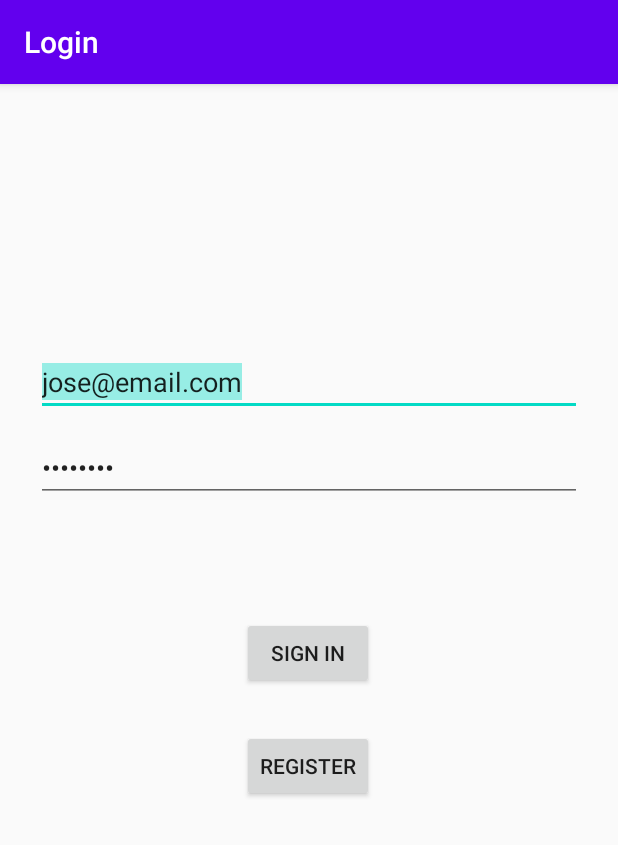
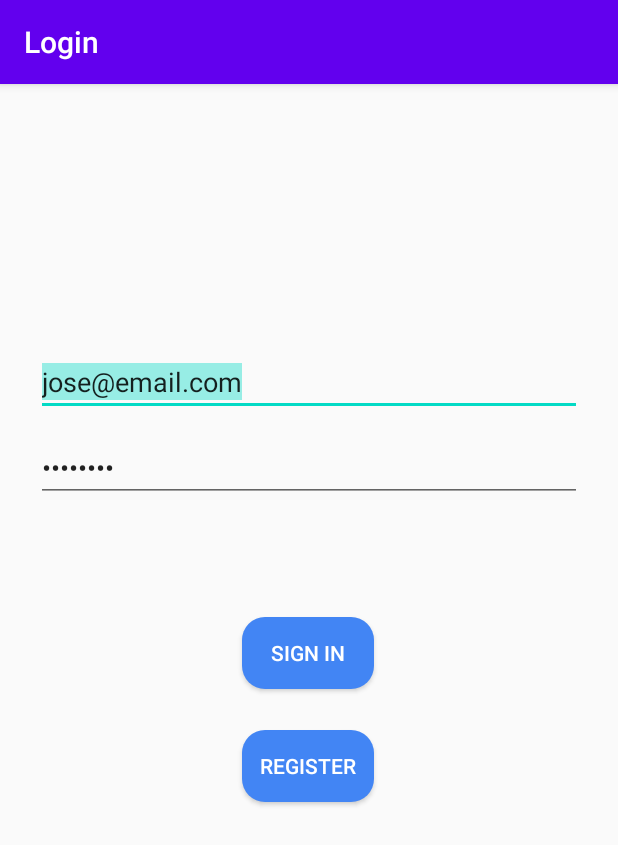
Before and after one commit to tomas99batista/Homies_Marketplace, an Android app: the screen it shows after launch (LoginActivity), on a phone screen of 412 x 824 dp. Shown: the top 845 px of the screen. Run offline under Robolectric (Android 15) with nearby library versions, the phone set to English and light mode, and no system bars.

Commit message:
android app changes

```diff
--- a/android/HomiesMarketPlaceApp/app/src/main/java/com/example/homiesmarketplaceapp/ui/search_results/SearchResultsFragment.java
+++ b/android/HomiesMarketPlaceApp/app/src/main/java/com/example/homiesmarketplaceapp/ui/search_results/SearchResultsFragment.java
@@ -130,10 +130,10 @@ public class SearchResultsFragment extends Fragment {
         adapter.setOnItemClickListener(new FeedAdapter.OnItemClickListener() {
             @Override
             public void onItemClick(int position) {
-                Log.d("event_id", Long.toString(placeList.get(position).getId()));
+                Log.d("placeId", Long.toString(placeList.get(position).getId()));
                 Log.d("clicked", Integer.toString(position));
                 Bundle bundle = new Bundle();
-                bundle.putLong("event_id", placeList.get(position).getId());
+                bundle.putLong("placeId", placeList.get(position).getId());
                 NavHostFragment.findNavController(SearchResultsFragment.this).navigate(R.id.search_results_to_details,bundle);
             }
 
--- a/android/HomiesMarketPlaceApp/app/src/main/res/layout/activity_login.xml
+++ b/android/HomiesMarketPlaceApp/app/src/main/res/layout/activity_login.xml
@@ -49,6 +49,8 @@
         android:layout_marginEnd="48dp"
         android:layout_marginBottom="64dp"
         android:enabled="true"
+        android:background="@drawable/button_search_shape"
+        android:textColor="#fff"
         android:text="Sign in"
         app:layout_constraintBottom_toBottomOf="parent"
         app:layout_constraintEnd_toEndOf="parent"
@@ -67,6 +69,8 @@
         android:layout_marginEnd="48dp"
         android:layout_marginBottom="64dp"
         android:enabled="true"
+        android:background="@drawable/button_search_shape"
+        android:textColor="#fff"
         android:text="Register"
         app:layout_constraintBottom_toBottomOf="parent"
         app:layout_constraintEnd_toEndOf="parent"
--- a/android/HomiesMarketPlaceApp/app/src/main/res/layout/activity_register.xml
+++ b/android/HomiesMarketPlaceApp/app/src/main/res/layout/activity_register.xml
@@ -81,6 +81,8 @@
         android:layout_marginBottom="64dp"
         android:enabled="true"
         android:text="Submit"
+        android:background="@drawable/button_search_shape"
+        android:textColor="#fff"
         app:layout_constraintBottom_toBottomOf="parent"
         app:layout_constraintEnd_toEndOf="parent"
         app:layout_constraintHorizontal_bias="0.497"
--- a/android/HomiesMarketPlaceApp/app/src/main/res/layout/place_favorites.xml
+++ b/android/HomiesMarketPlaceApp/app/src/main/res/layout/place_favorites.xml
@@ -4,7 +4,7 @@
     xmlns:app="http://schemas.android.com/apk/res-auto"
     xmlns:tools="http://schemas.android.com/tools"
     android:layout_width="match_parent"
-    android:layout_height="200dp"
+    android:layout_height="180dp"
     android:layout_margin="2dp"
     app:cardElevation="10dp">
 
```
Also changed, not shown: android/HomiesMarketPlaceApp/app/src/main/res/layout/place_feed.xml (+8 -8 lines).
